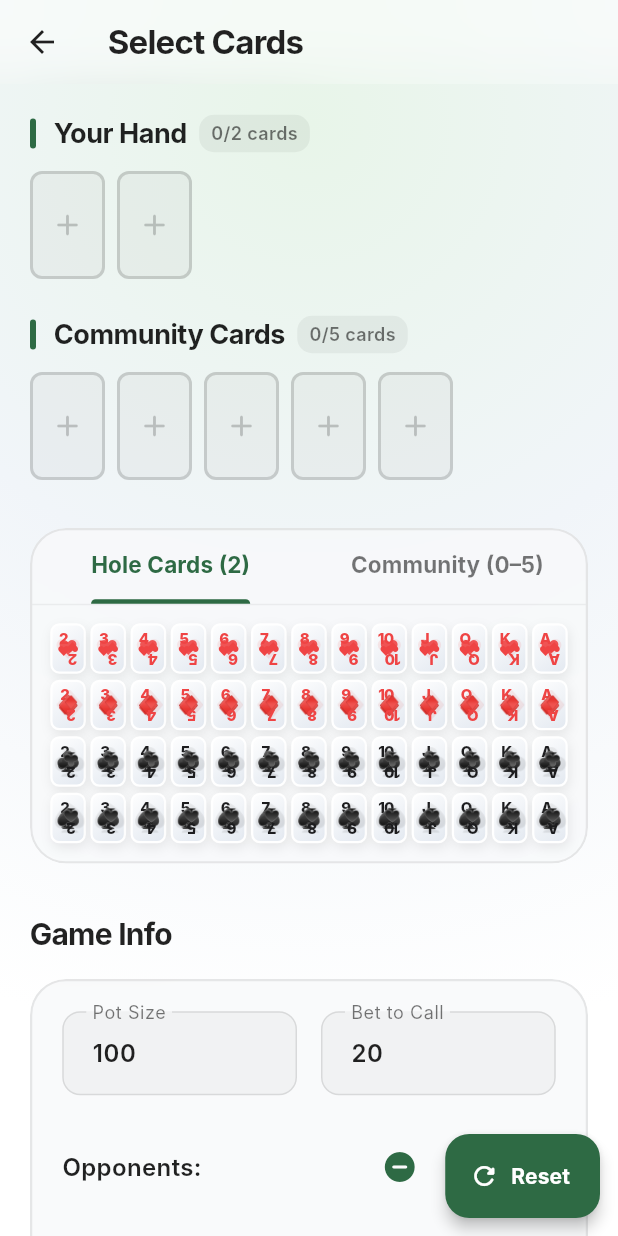
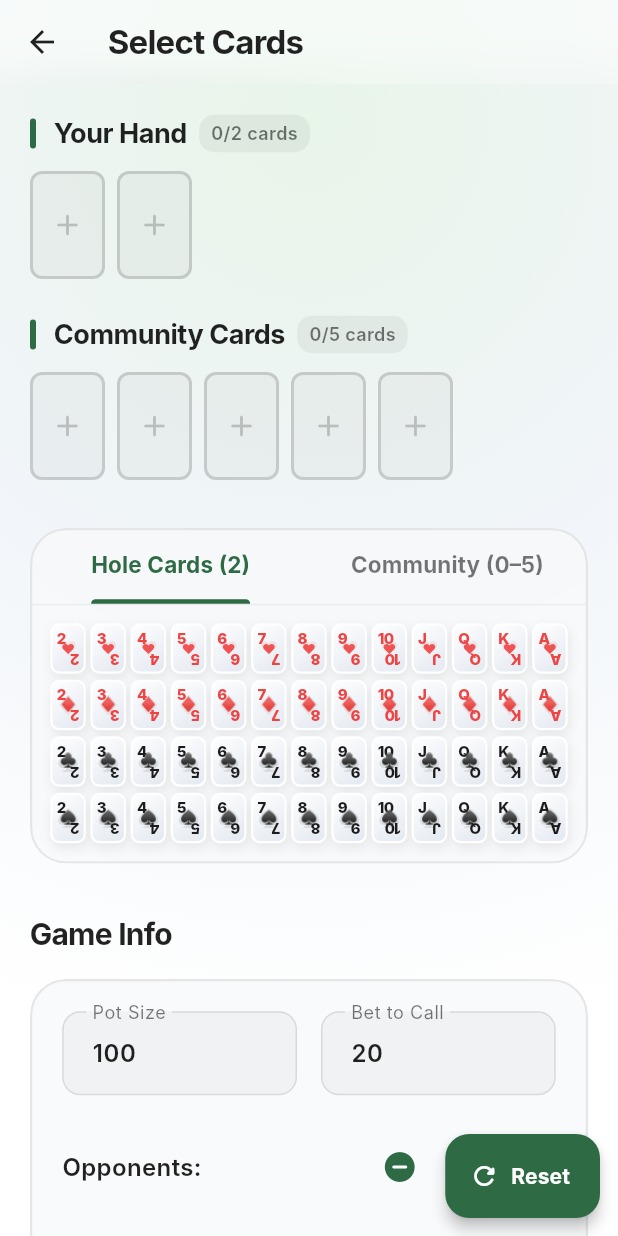
Before and after one commit to kvesen/PokerHandSuggester, a Flutter app: the screen it shows after launch, scrolled down 88 dp, after a tap on "Manual", on a phone screen of 412 x 824 dp. Run offline on Flutter 3.47's test engine with Material 3 defaults, Android fonts, the phone set to English and light mode, and no system bars; our stand-ins replace camera, image_picker, permission_handler, shared_preferences; missing offline and left inert: google_mlkit_text_recognition; Roboto replaces fonts that are missing (Inter).

Commit message:
Fix CardWidget visual issues: remove suit from corner labels and scale center symbol
Co-authored-by: kvesen <267813801+kvesen@users.noreply.github.com>
Agent-Logs-Url: https://github.com/kvesen/PokerHandSuggester/sessions/3dece319-4b63-46cf-ae23-8fb99082609d

```diff
--- a/lib/ui/widgets/card_widget.dart
+++ b/lib/ui/widgets/card_widget.dart
@@ -87,27 +87,27 @@ class CardWidget extends StatelessWidget {
                 fontSize: fontSize,
               ),
             ),
-            // Center suit watermark (Reduced from 2.2 to 1.8)
+            // Center suit watermark
             Center(
               child: Opacity(
-                opacity: 0.10, // Made slightly more faint
+                opacity: 0.10,
                 child: Text(
                   suitSymbol,
                   style: TextStyle(
-                    fontSize: fontSize * 1.8,
+                    fontSize: fontSize * 1.2,
                     color: color,
                     height: 1.0,
                   ),
                 ),
               ),
             ),
-            // Center primary suit (Reduced from 1.8 to 1.3)
+            // Center primary suit
             Center(
               child: Text(
                 suitSymbol,
                 style: TextStyle(
-                  fontSize: fontSize * 1.3,
-                  color: color.withOpacity(0.9), // Slightly softer
+                  fontSize: fontSize * 0.9,
+                  color: color.withOpacity(0.9),
                 ),
               ),
             ),
@@ -161,14 +161,6 @@ class _RankSuit extends StatelessWidget {
             letterSpacing: -0.5,
           ),
         ),
-        Text(
-          suit,
-          style: TextStyle(
-            fontSize: fontSize * 0.85,
-            color: color,
-            height: 1.0
-          ),
-        ),
       ],
     );
   }
```
